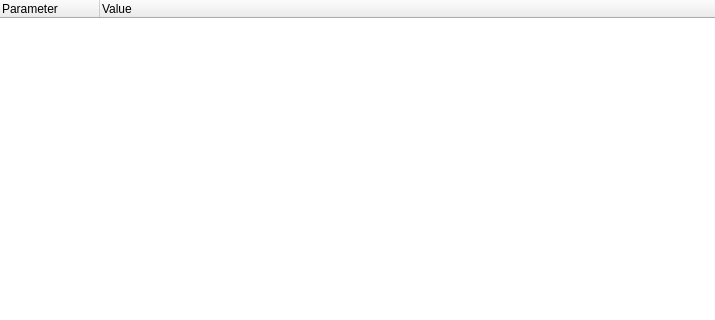
Before: the Qt Designer form source/client/ui/sys_info_widget_services.ui in dchapyshev/aspia, drawn with Qt 5; both pictures show x 0 to 715 and y 0 to 320 of the 715 by 495 pixel window.
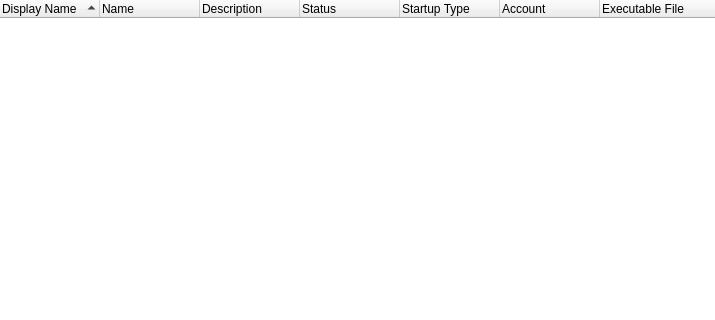
After: the same form once the commit is applied.

Commit message: Implement "Drivers" / "Services" categories.

Patch:
```diff
--- a/source/client/ui/sys_info_widget_services.ui
+++ b/source/client/ui/sys_info_widget_services.ui
@@ -43,14 +43,48 @@
        <height>16</height>
       </size>
      </property>
+     <property name="indentation">
+      <number>0</number>
+     </property>
+     <property name="sortingEnabled">
+      <bool>true</bool>
+     </property>
+     <attribute name="headerShowSortIndicator" stdset="0">
+      <bool>true</bool>
+     </attribute>
      <column>
       <property name="text">
-       <string>Parameter</string>
+       <string>Display Name</string>
       </property>
      </column>
      <column>
       <property name="text">
-       <string>Value</string>
+       <string>Name</string>
+      </property>
+     </column>
+     <column>
+      <property name="text">
+       <string>Description</string>
+      </property>
+     </column>
+     <column>
+      <property name="text">
+       <string>Status</string>
+      </property>
+     </column>
+     <column>
+      <property name="text">
+       <string>Startup Type</string>
+      </property>
+     </column>
+     <column>
+      <property name="text">
+       <string>Account</string>
+      </property>
+     </column>
+     <column>
+      <property name="text">
+       <string>Executable File</string>
       </property>
      </column>
     </widget>
```
Left out of the diff: 5 changed lines with no effect on the pictures. The commit also changes 31 other files.
